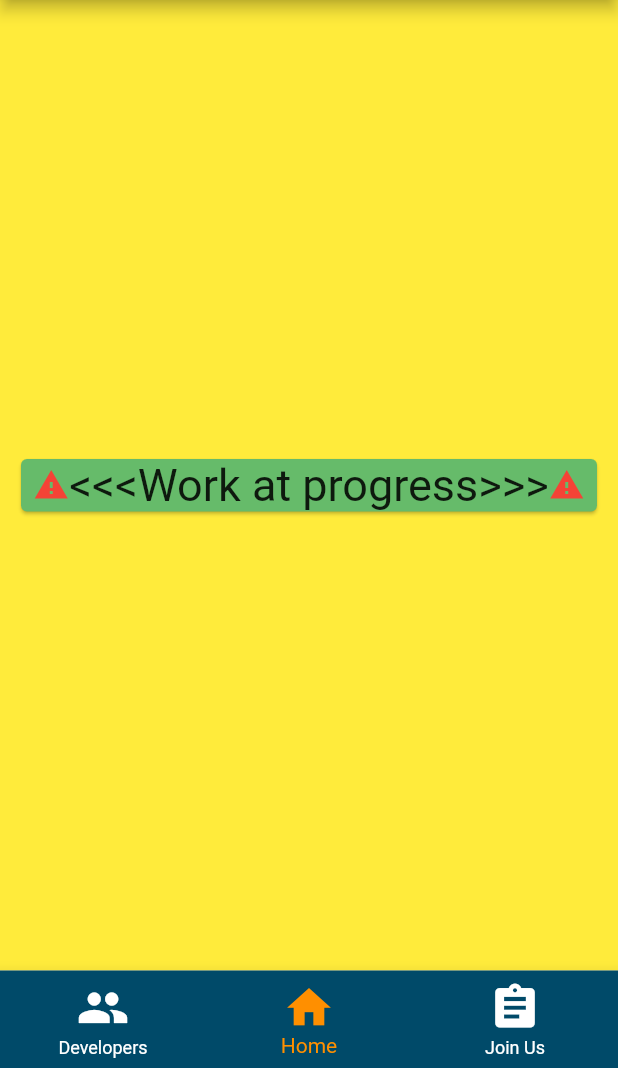
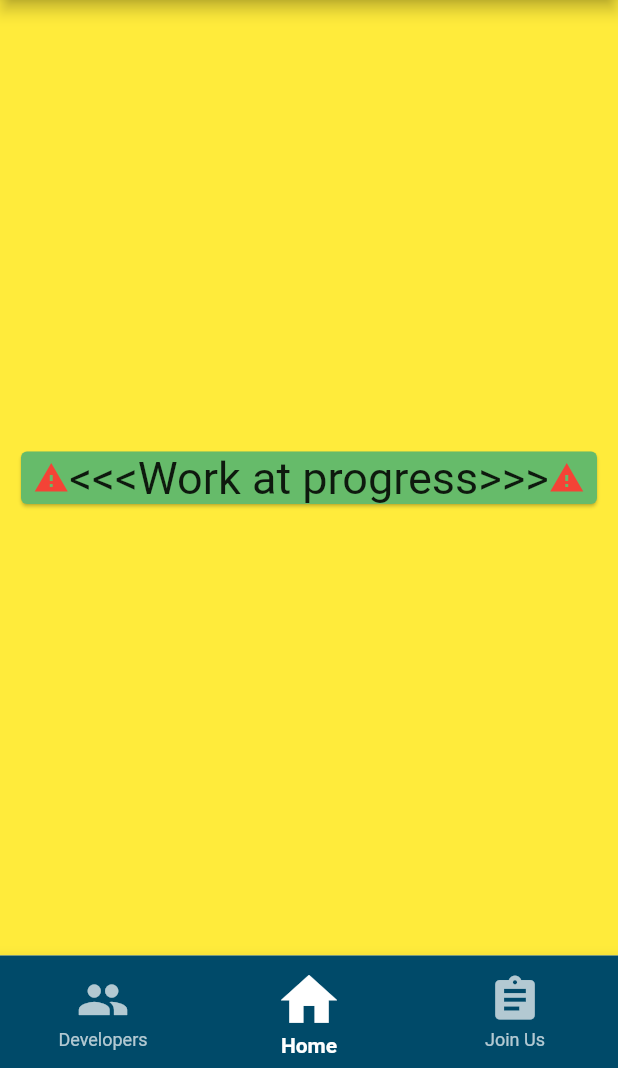
Before and after one commit to kiitfossosh/community-app-flutter, a Flutter app: the screen it shows after launch, on a phone screen of 412 x 824 dp, the part 168-1236 px from its top. Run offline on Flutter 3.47's test engine with Material 2 defaults, Android fonts, the phone set to English and light mode, and no system bars.

Commit message:
Update bottomnavigationbar in layout.dart

```diff
--- a/lib/Layout.dart
+++ b/lib/Layout.dart
@@ -67,7 +67,6 @@ class _LayoutState extends State<Layout> {
           BottomNavigationBarItem(
             icon: Icon(
               Icons.people,
-              size: 35,
             ),
             title: Text(
               'Developers',
@@ -77,7 +76,6 @@ class _LayoutState extends State<Layout> {
           BottomNavigationBarItem(
             icon: Icon(
               Icons.home,
-              size: 35,
             ),
             title: Text(
               'Home',
@@ -87,7 +85,6 @@ class _LayoutState extends State<Layout> {
           BottomNavigationBarItem(
             icon: Icon(
               Icons.assignment,
-              size: 35,
             ),
             title: Text(
               'Join Us',
@@ -95,8 +92,13 @@ class _LayoutState extends State<Layout> {
             ),
           ),
         ],
-        selectedItemColor: Colors.amber[800],
-        unselectedItemColor: Colors.white,
+        selectedItemColor: Colors.white,
+        unselectedItemColor: Colors.white70,
+        unselectedIconTheme: IconThemeData(size: 35),
+        selectedIconTheme: IconThemeData(
+          size: 45,
+        ),
+        selectedLabelStyle: TextStyle(fontWeight: FontWeight.bold),
         onTap: _onItemTapped,
       ),
     );
@@ -125,28 +127,37 @@ class Drawerbar extends StatelessWidget {
             title: Text(
               "Home",
               style: TextStyle(fontSize: 17),
-          )),
+            ),
+            onTap: () {},
+          ),
           ListTile(
             title: Text(
               "Open Source",
               style: TextStyle(fontSize: 17),
-          )),
+            ),
+            onTap: () {},
+          ),
           ListTile(
             title: Text(
               "Projects",
               style: TextStyle(fontSize: 17),
             ),
+            onTap: () {},
           ),
           ListTile(
             title: Text(
               "Publications",
               style: TextStyle(fontSize: 17),
-          )),
+            ),
+            onTap: () {},
+          ),
           ListTile(
             title: Text(
               "Login",
               style: TextStyle(fontSize: 17),
-          ))
+            ),
+            onTap: () {},
+          )
         ],
       ),
     );
```
Lines whose indentation alone changed are shown as unchanged.
